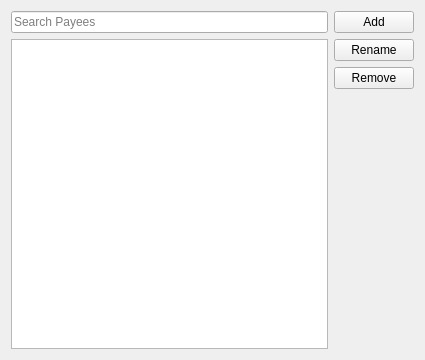
First picture: the form in src/views/ui_files/forms/payee_form.ui, repository JakubFranek/Kapytal, before the edit.
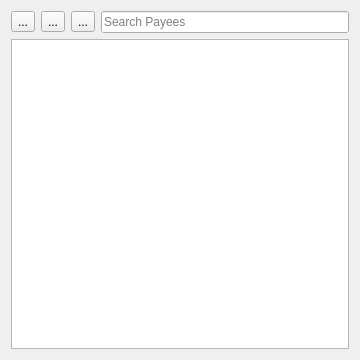
Second picture: the form after the edit.

Commit message:
Update PayeeForm UI, allow removing >1 Payees
Add icon for Payee removal.

Diff of the .ui file:
```diff
--- a/src/views/ui_files/forms/payee_form.ui
+++ b/src/views/ui_files/forms/payee_form.ui
@@ -9,7 +9,7 @@
    <rect>
     <x>0</x>
     <y>0</y>
-    <width>425</width>
+    <width>360</width>
     <height>360</height>
    </rect>
   </property>
@@ -24,6 +24,27 @@
     <layout class="QVBoxLayout" name="leftVerticalLayout">
      <item>
       <layout class="QHBoxLayout" name="controlsHorizontalLayout">
+       <item>
+        <widget class="QToolButton" name="addToolButton">
+         <property name="text">
+          <string>...</string>
+         </property>
+        </widget>
+       </item>
+       <item>
+        <widget class="QToolButton" name="renameToolButton">
+         <property name="text">
+          <string>...</string>
+         </property>
+        </widget>
+       </item>
+       <item>
+        <widget class="QToolButton" name="removeToolButton">
+         <property name="text">
+          <string>...</string>
+         </property>
+        </widget>
+       </item>
        <item>
         <widget class="QLineEdit" name="searchLineEdit">
          <property name="toolTip">
@@ -63,44 +84,6 @@
      </item>
     </layout>
    </item>
-   <item>
-    <layout class="QVBoxLayout" name="rightVerticalLayout">
-     <item>
-      <widget class="QPushButton" name="addButton">
-       <property name="text">
-        <string>Add</string>
-       </property>
-      </widget>
-     </item>
-     <item>
-      <widget class="QPushButton" name="renameButton">
-       <property name="text">
-        <string>Rename</string>
-       </property>
-      </widget>
-     </item>
-     <item>
-      <widget class="QPushButton" name="removeButton">
-       <property name="text">
-        <string>Remove</string>
-       </property>
-      </widget>
-     </item>
-     <item>
-      <spacer name="verticalSpacer">
-       <property name="orientation">
-        <enum>Qt::Vertical</enum>
-       </property>
-       <property name="sizeHint" stdset="0">
-        <size>
-         <width>20</width>
-         <height>40</height>
-        </size>
-       </property>
-      </spacer>
-     </item>
-    </layout>
-   </item>
   </layout>
  </widget>
  <resources/>
```
Left out of the diff: 17 changed lines with no effect on the pictures. The commit also changes 12 other files.
